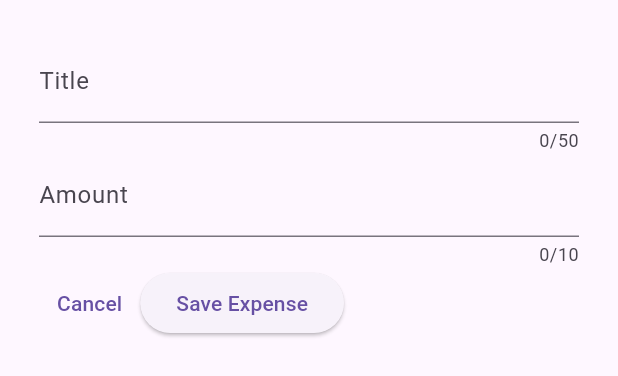
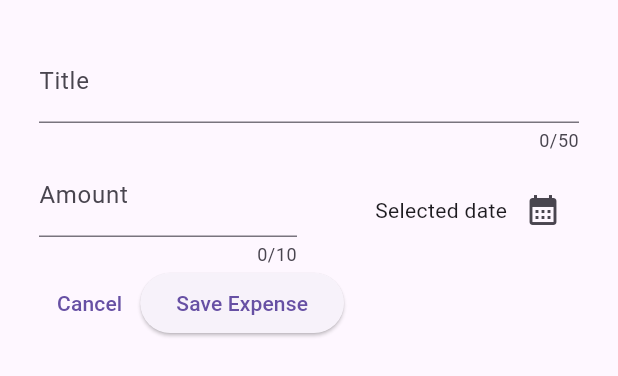
Before and after one commit to AlbertoJTD/Spendox, a Flutter app: the NewExpense widget shown alone on an empty page, opened directly, on a phone screen of 412 x 824 dp. Shown: the top 376 px of the screen. Run offline on Flutter 3.47's test engine with Material 3 defaults, Android fonts, the light colour scheme and no system bars.

Commit message:
Show date picker

```diff
--- a/lib/widgets/expenses/new_expense.dart
+++ b/lib/widgets/expenses/new_expense.dart
@@ -13,6 +13,18 @@ class _NewExpenseState extends State<NewExpense> {
   // var _enteredTitle = '';
   final _titleController = TextEditingController();
   final _amountController = TextEditingController();
+
+  void _presentDatePicker() {
+    final initialDate = DateTime.now();
+    final firstDate = DateTime(initialDate.year - 1, initialDate.month, initialDate.day);
+
+    showDatePicker(
+      context: context,
+      initialDate: initialDate,
+      firstDate: firstDate,
+      lastDate: initialDate,
+    );
+  }
 
   // void _saveTitleInput(String inputValue) {
   //   _enteredTitle = inputValue;
@@ -39,7 +51,10 @@ class _NewExpenseState extends State<NewExpense> {
             ),
           ),
 
-          TextField(
+          Row(
+            children: [
+              Expanded(
+                child: TextField(
                   controller: _amountController,
                   maxLength: 10,
                   keyboardType: TextInputType.number,
@@ -47,6 +62,25 @@ class _NewExpenseState extends State<NewExpense> {
                     label: Text('Amount'),
                     prefixText: '\$',
                   ),
+                ),
+              ),
+
+              const SizedBox(width: 16),
+
+              Expanded(
+                child: Row(
+                  mainAxisAlignment: MainAxisAlignment.end,
+                  crossAxisAlignment: CrossAxisAlignment.center,
+                  children: [
+                    Text('Selected date'),
+                    IconButton(
+                      onPressed: _presentDatePicker,
+                      icon: Icon(Icons.calendar_month)
+                    )
+                  ],
+                ),
+              )
+            ],
           ),
 
           Row(
```
Lines whose indentation alone changed are shown as unchanged.
